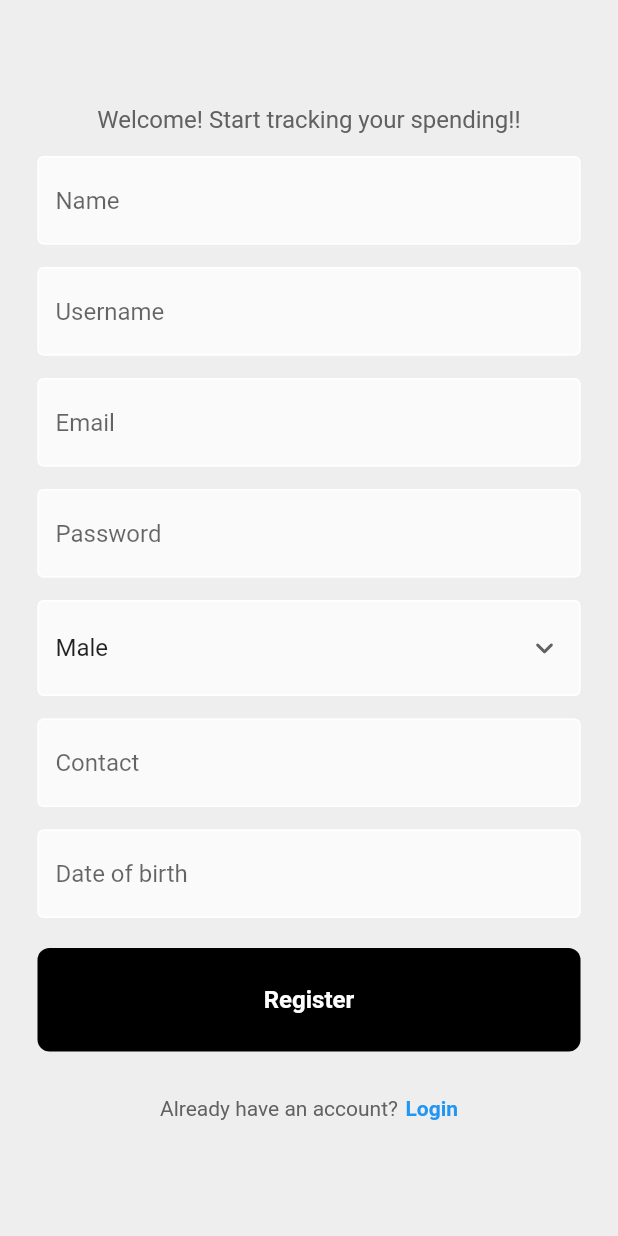
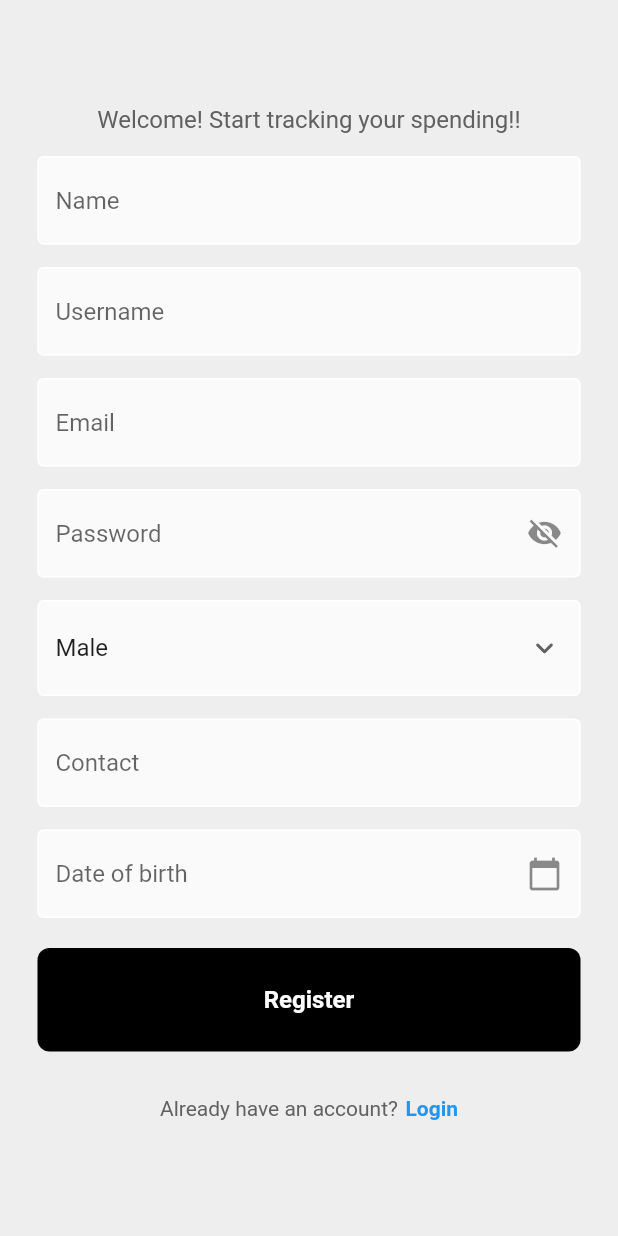
Before and after one commit to shaileshhb/budget-planner-flutter, a Flutter app: the Register screen opened directly, after a tap on "Register", on a phone screen of 412 x 824 dp. Run offline on Flutter 3.47's test engine with Material 2 defaults, Android fonts, the phone set to English and light mode, and no system bars; our stand-ins replace shared_preferences; accounts and stored records are empty; network calls fail.

Commit message:
calendar added and password visibility icon added

```diff
--- /dev/null
+++ b/lib/screens/authenticate/components/date_of_birth.dart
@@ -0,0 +1,58 @@
+import 'package:flutter/material.dart';
+import 'package:intl/intl.dart';
+
+class DateOfBirthField extends StatelessWidget {
+  final controller;
+  final String hintText;
+
+  const DateOfBirthField(
+      {super.key, required this.controller, required this.hintText});
+
+  void datePicker(BuildContext context) async {
+    DateTime? dob = await showDatePicker(
+        context: context,
+        initialDate: DateTime.now(),
+        firstDate: DateTime(1950),
+        lastDate: DateTime(2100));
+
+    if (dob != null) {
+      print(dob);
+      String formattedDate = DateFormat('yyyy-MM-dd').format(dob);
+      print(formattedDate); //formatted date output using intl
+
+      controller.text = formattedDate;
+    }
+  }
+
+  @override
+  Widget build(BuildContext context) {
+    return Padding(
+      padding: const EdgeInsets.symmetric(horizontal: 25.0),
+      child: TextFormField(
+        controller: controller,
+        readOnly: true,
+        //set it true, so that user will not able to edit text
+        onTap: () {
+          datePicker(context);
+        },
+        decoration: InputDecoration(
+          suffixIcon: const Icon(Icons.calendar_today),
+          // icon: const Icon(Icons.calendar_today),
+          enabledBorder: const OutlineInputBorder(
+            borderSide: BorderSide(
+              color: Colors.white,
+            ),
+          ),
+          focusedBorder: OutlineInputBorder(
+            borderSide: BorderSide(
+              color: Colors.grey.shade400,
+            ),
+          ),
+          fillColor: Colors.grey.shade50,
+          filled: true,
+          hintText: hintText,
+        ),
+      ),
+    );
+  }
+}
--- a/lib/screens/authenticate/components/loginFormField.dart
+++ b/lib/screens/authenticate/components/login_form_field.dart
@@ -1,6 +1,6 @@
 import 'package:flutter/material.dart';
 
-class LoginFormField extends StatelessWidget {
+class LoginFormField extends StatefulWidget {
   final controller;
   final String hintText;
   final bool obscureText;
@@ -13,12 +13,19 @@ class LoginFormField extends StatelessWidget {
   });
 
   @override
+  State<LoginFormField> createState() => _LoginFormFieldState();
+}
+
+class _LoginFormFieldState extends State<LoginFormField> {
+  bool isPasswordVisible = false;
+
+  @override
   Widget build(BuildContext context) {
     return Padding(
       padding: const EdgeInsets.symmetric(horizontal: 25.0),
       child: TextFormField(
-        controller: controller,
-        obscureText: obscureText,
+        controller: widget.controller,
+        obscureText: isPasswordVisible,
         decoration: InputDecoration(
           enabledBorder: const OutlineInputBorder(
             borderSide: BorderSide(
@@ -30,9 +37,21 @@ class LoginFormField extends StatelessWidget {
               color: Colors.grey.shade400,
             ),
           ),
+          suffixIcon: widget.obscureText
+              ? IconButton(
+                  icon: isPasswordVisible
+                      ? const Icon(Icons.visibility)
+                      : const Icon(Icons.visibility_off),
+                  onPressed: () {
+                    setState(() {
+                      isPasswordVisible = !isPasswordVisible;
+                    });
+                  },
+                )
+              : null,
           fillColor: Colors.grey.shade50,
           filled: true,
-          hintText: hintText,
+          hintText: widget.hintText,
         ),
       ),
     );
--- a/lib/screens/authenticate/signup.dart
+++ b/lib/screens/authenticate/signup.dart
@@ -1,12 +1,14 @@
 import 'package:budget_planner_flutter/models/auth/register_request.dart';
-import 'package:budget_planner_flutter/screens/authenticate/components/signupDropdown.dart';
+import 'package:budget_planner_flutter/screens/authenticate/components/signup_dropdown.dart';
 import 'package:budget_planner_flutter/screens/authenticate/login.dart';
+import 'package:budget_planner_flutter/screens/home/dashboard.dart';
 import 'package:budget_planner_flutter/services/auth.dart';
 import 'package:flutter/material.dart';
 
 import '../../utils/user.shared_preference.dart';
-import 'components/loginButton.dart';
-import 'components/loginFormField.dart';
+import 'components/date_of_birth.dart';
+import 'components/login_button.dart';
+import 'components/login_form_field.dart';
 
 class Register extends StatefulWidget {
   const Register({Key? key}) : super(key: key);
@@ -54,18 +56,30 @@ class _RegisterState extends State<Register> {
 
       if (loginResponse != null) {
         // store token in shared preferences.
-        await UserSharedPreference.setAuthorizationToken(loginResponse.token);
+        _setAuthorizationToken(loginResponse.token);
 
         // navigate to dashboard
+        if (mounted) {
+          _navigateToDashboard(context);
+        }
       }
     } catch (err) {
       print(err);
     }
   }
 
+  void _setAuthorizationToken(String token) async {
+    await UserSharedPreference.setAuthorizationToken(token);
+  }
+
   void _navigateToLogin(BuildContext context) {
     Navigator.push(
         context, MaterialPageRoute(builder: (context) => const Login()));
+  }
+
+  void _navigateToDashboard(BuildContext context) {
+    Navigator.push(
+        context, MaterialPageRoute(builder: (context) => const Dashboard()));
   }
 
   @override
@@ -162,10 +176,15 @@ class _RegisterState extends State<Register> {
 
                 const SizedBox(height: 15),
 
-                LoginFormField(
+                // LoginFormField(
+                // controller: dateOfBirthController,
+                // hintText: "Date of birth",
+                //   obscureText: false,
+                // ),
+
+                DateOfBirthField(
                   controller: dateOfBirthController,
                   hintText: "Date of birth",
-                  obscureText: false,
                 ),
 
                 const SizedBox(height: 20),
--- a/pubspec.yaml
+++ b/pubspec.yaml
@@ -35,6 +35,7 @@ dependencies:
   cupertino_icons: ^1.0.2
   http: ^0.13.5
   shared_preferences: ^2.0.15
+  intl: ^0.18.0
 
 dev_dependencies:
   flutter_test:
```
Also changed, not shown: lib/screens/authenticate/login.dart (+16 -5 lines), lib/screens/authenticate/components/login_button.dart (renamed from lib/screens/authenticate/components/loginButton.dart), lib/screens/authenticate/components/signup_dropdown.dart (renamed from lib/screens/authenticate/components/signupDropdown.dart), pubspec.lock.
